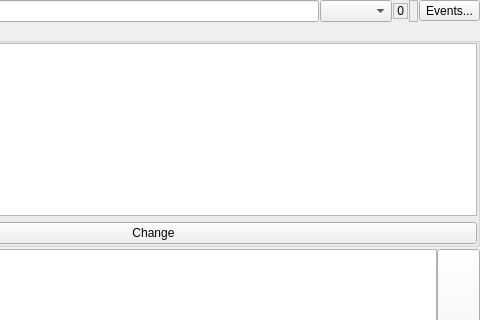
Qt form src/plugins/azoth/chattab.ui (0xd34df00d/leechcraft) before a commit; both pictures show x 173 to 653 and y 0 to 320 of the 653 by 441 pixel window.
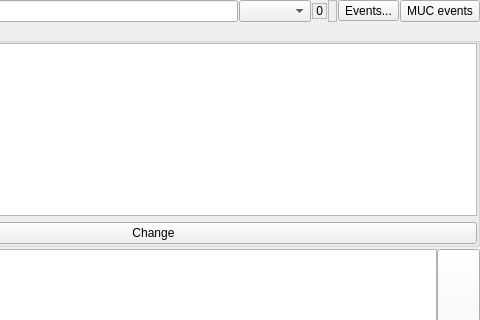
The same form after that commit. Custom widgets are drawn as their Qt base class.

Diff of the .ui file:
```diff
--- a/src/plugins/azoth/chattab.ui
+++ b/src/plugins/azoth/chattab.ui
@@ -122,6 +122,16 @@
        </property>
       </widget>
      </item>
+     <item>
+      <widget class="QPushButton" name="MUCEventsButton_">
+       <property name="text">
+        <string>MUC events</string>
+       </property>
+       <property name="checkable">
+        <bool>true</bool>
+       </property>
+      </widget>
+     </item>
     </layout>
    </item>
    <item>
```
